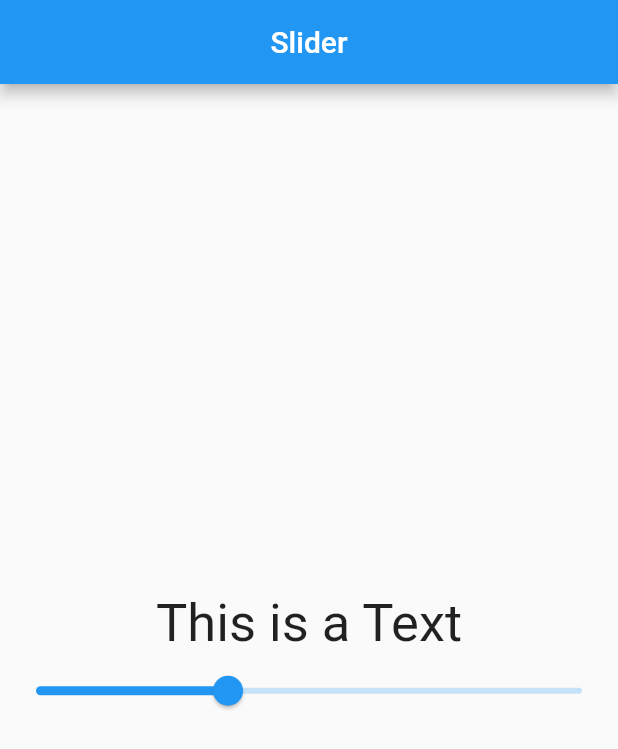
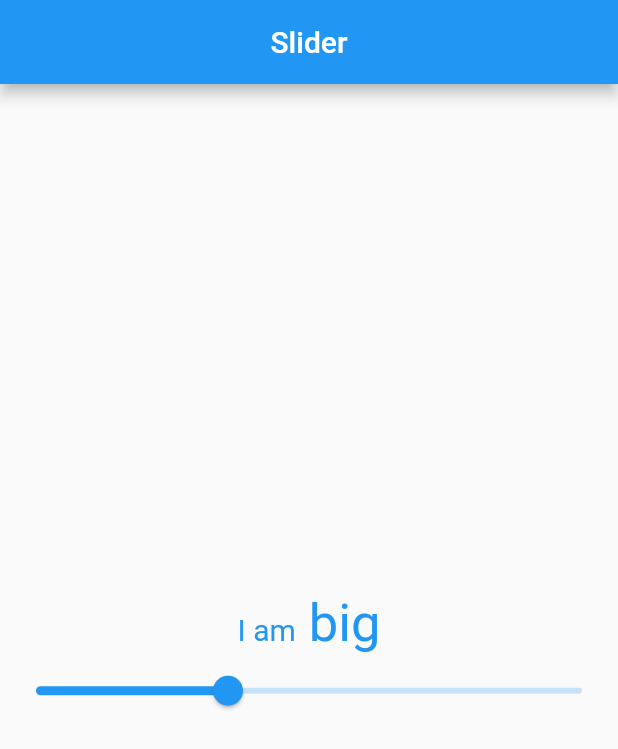
Before and after one commit to thetahmeed/Flutter, a Flutter app: the screen it shows after launch, on a phone screen of 412 x 824 dp. Shown: the top 749 px of the screen. Run offline on Flutter 3.47's test engine with Material 2 defaults, Android fonts, the phone set to English and light mode, and no system bars; our stand-ins replace curved_navigation_bar, flutter_neumorphic, image_picker, liquid_swipe, shared_preferences.

Commit message:
RichText

```diff
--- a/seventeen/lib/pages/slider.dart
+++ b/seventeen/lib/pages/slider.dart
@@ -19,9 +19,18 @@ class _SliderPracticeState extends State<SliderPractice> {
         child: Column(
           mainAxisAlignment: MainAxisAlignment.center,
           children: [
-            Text(
-              "This is a Text",
-              style: TextStyle(fontSize: _currentValue),
+            RichText(
+              text: TextSpan(
+                children: <TextSpan>[
+                  TextSpan(
+                      text: 'I am',
+                      style: TextStyle(fontSize: 20, color: Colors.blue)),
+                  TextSpan(
+                      text: ' big',
+                      style: TextStyle(
+                          fontSize: _currentValue, color: Colors.blue)),
+                ],
+              ),
             ),
             Slider(
               min: 0,
```
